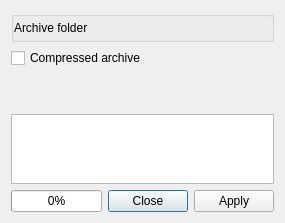
Old version of the form src/widgets/archivewidget_ui.ui in the repository KDE/kdenlive.
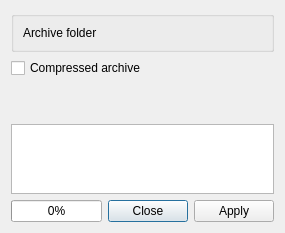
New version of the form. Custom widgets are drawn as their Qt base class.

What changed in the file:
```diff
--- a/src/widgets/archivewidget_ui.ui
+++ b/src/widgets/archivewidget_ui.ui
@@ -6,15 +6,15 @@
    <rect>
     <x>0</x>
     <y>0</y>
-    <width>263</width>
-    <height>197</height>
+    <width>266</width>
+    <height>219</height>
    </rect>
   </property>
   <property name="windowTitle">
    <string>Dialog</string>
   </property>
-  <layout class="QGridLayout" name="gridLayout">
-   <item row="0" column="0" colspan="2">
+  <layout class="QVBoxLayout" name="verticalLayout">
+   <item>
     <widget class="QGroupBox" name="groupBox">
      <property name="title">
       <string/>
@@ -22,10 +22,7 @@
      <property name="flat">
       <bool>true</bool>
      </property>
-     <layout class="QHBoxLayout" name="horizontalLayout_2">
-      <property name="margin">
-       <number>0</number>
-      </property>
+     <layout class="QHBoxLayout" name="horizontalLayout">
       <item>
        <widget class="QLabel" name="label">
         <property name="text">
@@ -43,15 +40,15 @@
      </layout>
     </widget>
    </item>
-   <item row="1" column="0" colspan="2">
+   <item>
     <widget class="QCheckBox" name="compressed_archive">
      <property name="text">
       <string>Compressed archive</string>
      </property>
     </widget>
    </item>
-   <item row="2" column="0" colspan="2">
-    <layout class="QHBoxLayout" name="horizontalLayout">
+   <item>
+    <layout class="QHBoxLayout" name="horizontalLayout_2">
      <item>
       <widget class="QLabel" name="icon_info">
        <property name="sizePolicy">
@@ -74,14 +71,14 @@
      </item>
     </layout>
    </item>
-   <item row="3" column="0" colspan="2">
+   <item>
     <widget class="QLabel" name="project_files">
      <property name="text">
       <string/>
      </property>
     </widget>
    </item>
-   <item row="4" column="0" colspan="2">
+   <item>
     <widget class="QTreeWidget" name="files_list">
      <property name="alternatingRowColors">
       <bool>true</bool>
@@ -99,14 +96,16 @@
      </column>
     </widget>
    </item>
-   <item row="5" column="0">
+   <item>
+    <layout class="QHBoxLayout" name="horizontalLayout_3">
+     <item>
     <widget class="QProgressBar" name="progressBar">
      <property name="value">
       <number>0</number>
      </property>
     </widget>
    </item>
-   <item row="5" column="1">
+     <item>
     <widget class="QDialogButtonBox" name="buttonBox">
      <property name="orientation">
       <enum>Qt::Horizontal</enum>
@@ -115,6 +114,8 @@
       <set>QDialogButtonBox::Apply|QDialogButtonBox::Close</set>
      </property>
     </widget>
+     </item>
+    </layout>
    </item>
   </layout>
  </widget>
```
Lines whose indentation alone changed are shown as unchanged.
